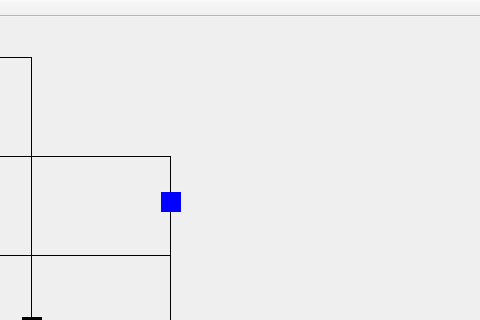
First picture: the form in TrabalhoTrem/mainwindow.ui, repository eltonvs/trains-sync, before the edit; both pictures show x 248 to 728 and y 0 to 320 of the 728 by 476 pixel window.
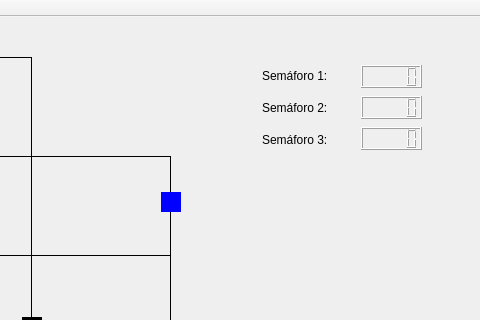
Second picture: the form after the edit.

```diff
--- a/TrabalhoTrem/mainwindow.ui
+++ b/TrabalhoTrem/mainwindow.ui
@@ -146,6 +146,75 @@
      <string/>
     </property>
    </widget>
+   <widget class="QLabel" name="labelSem01">
+    <property name="geometry">
+     <rect>
+      <x>510</x>
+      <y>50</y>
+      <width>81</width>
+      <height>18</height>
+     </rect>
+    </property>
+    <property name="text">
+     <string>Semáforo 1:</string>
+    </property>
+   </widget>
+   <widget class="QLabel" name="labelSem02">
+    <property name="geometry">
+     <rect>
+      <x>510</x>
+      <y>82</y>
+      <width>81</width>
+      <height>18</height>
+     </rect>
+    </property>
+    <property name="text">
+     <string>Semáforo 2:</string>
+    </property>
+   </widget>
+   <widget class="QLabel" name="labelSem03">
+    <property name="geometry">
+     <rect>
+      <x>510</x>
+      <y>114</y>
+      <width>81</width>
+      <height>18</height>
+     </rect>
+    </property>
+    <property name="text">
+     <string>Semáforo 3:</string>
+    </property>
+   </widget>
+   <widget class="QLCDNumber" name="nbSem01">
+    <property name="geometry">
+     <rect>
+      <x>609</x>
+      <y>48</y>
+      <width>61</width>
+      <height>23</height>
+     </rect>
+    </property>
+   </widget>
+   <widget class="QLCDNumber" name="nbSem02">
+    <property name="geometry">
+     <rect>
+      <x>609</x>
+      <y>79</y>
+      <width>61</width>
+      <height>23</height>
+     </rect>
+    </property>
+   </widget>
+   <widget class="QLCDNumber" name="nbSem03">
+    <property name="geometry">
+     <rect>
+      <x>609</x>
+      <y>110</y>
+      <width>61</width>
+      <height>23</height>
+     </rect>
+    </property>
+   </widget>
    <zorder>labelTrilho01</zorder>
    <zorder>labelTrilho02</zorder>
    <zorder>labelTrilho03</zorder>
```
Left out of the diff: 6 changed lines with no effect on the pictures.
